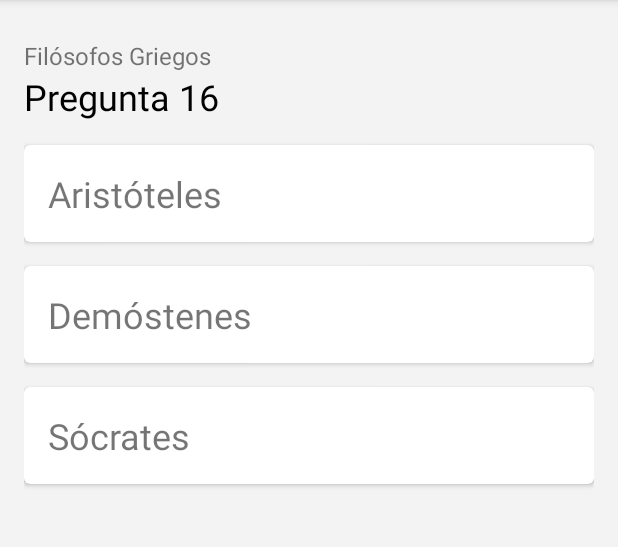
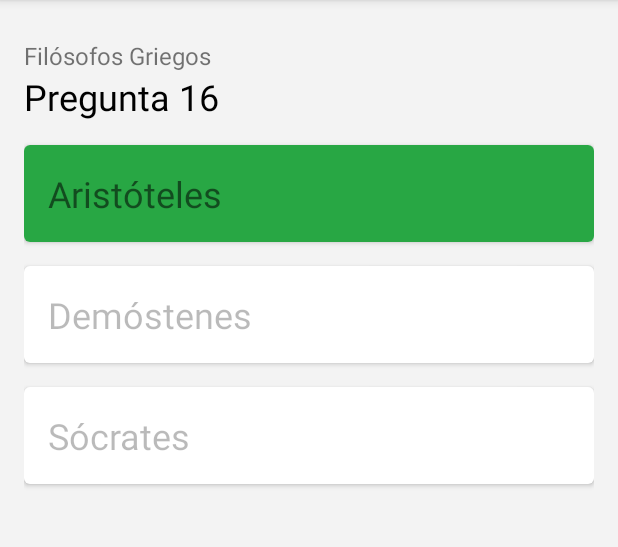
Before and after one commit to alexisromriv/ProbateApp, an Android app: the screen it shows after launch (TriviaActivity), after a tap on "Aristóteles", on a phone screen of 412 x 824 dp, the part 84-631 px from its top. Run offline under Robolectric (Android 15) with nearby library versions, the phone set to English and light mode, and no system bars.

Commit message:
TriviaActivity

```diff
--- a/app/src/main/java/app2you/probateapp/TriviaActivity.java
+++ b/app/src/main/java/app2you/probateapp/TriviaActivity.java
@@ -1,15 +1,22 @@
 package app2you.probateapp;
 
+import android.content.Intent;
+import android.graphics.Color;
 import android.os.Bundle;
+import android.os.Handler;
 import android.view.View;
 import android.widget.TextView;
 import android.widget.Toast;
 
 import androidx.appcompat.app.AppCompatActivity;
 
+import java.util.concurrent.CompletableFuture;
+import java.util.concurrent.TimeUnit;
+
 import app2you.probateapp.controladores.Autenticacion;
 import app2you.probateapp.controladores.Trivia;
 import app2you.probateapp.entidades.Pregunta;
+import app2you.probateapp.entidades.Respuesta;
 import app2you.probateapp.entidades.Tema;
 import app2you.probateapp.entidades.Usuario;
 
@@ -22,7 +29,10 @@ public class TriviaActivity extends AppCompatActivity implements View.OnClickLis
     private TextView tvRespuesta3;
 
     private Trivia trivia;
+    private Tema tema;
     private Pregunta pregunta;
+    private TextView acertTextView;
+
 
 
     @Override
@@ -42,32 +52,80 @@ public class TriviaActivity extends AppCompatActivity implements View.OnClickLis
 
         try {
             Usuario usr = new Autenticacion().login("alexis", "123");
-            Tema tema = usr.getCurso().getMaterias().get(0).getTemas().get(0);
+            tema = usr.getCurso().getMaterias().get(0).getTemas().get(0);
 
             trivia = new Trivia(tema);
-            pregunta = trivia.siguiente();
+            init();
 
-            tvTema.setText(tema.getNombre());
-            tvPregunta.setText(pregunta.getTitulo());
-            tvRespuesta1.setText(pregunta.getRespuestas().get(0).getTitulo());
-            tvRespuesta2.setText(pregunta.getRespuestas().get(1).getTitulo());
-            tvRespuesta3.setText(pregunta.getRespuestas().get(2).getTitulo());
-        }catch (Exception ex){
+        } catch (Exception ex) {
 
         }
 
     }
 
+    private void init() {
+        pregunta = trivia.siguiente();
+        tvTema.setText(tema.getNombre());
+        tvPregunta.setText(pregunta.getTitulo());
+        tvRespuesta1.setBackgroundColor(Color.parseColor("#ffffff"));
+        tvRespuesta2.setBackgroundColor(Color.parseColor("#ffffff"));
+        tvRespuesta3.setBackgroundColor(Color.parseColor("#ffffff"));
+        tvRespuesta1.setText(pregunta.getRespuestas().get(0).getTitulo());
+        tvRespuesta2.setText(pregunta.getRespuestas().get(1).getTitulo());
+        tvRespuesta3.setText(pregunta.getRespuestas().get(2).getTitulo());
+        tvRespuesta1.setAlpha(1);
+        tvRespuesta2.setAlpha(1);
+        tvRespuesta3.setAlpha(1);
+        if (pregunta.getRespuestas().get(0).isCorrecta()){
+            acertTextView = tvRespuesta1;
+        }
+        if (pregunta.getRespuestas().get(1).isCorrecta()){
+            acertTextView = tvRespuesta2;
+        }
+        if (pregunta.getRespuestas().get(2).isCorrecta()){
+            acertTextView = tvRespuesta3;
+        }
+    }
+
 
     @Override
     public void onClick(View v) {
-        switch (v.getId()){
+
+        tvRespuesta1.setAlpha(.5f);
+        tvRespuesta2.setAlpha(.5f);
+        tvRespuesta3.setAlpha(.5f);
+        v.setAlpha(1);
+
+        Respuesta respuestaSeleccionada = null;
+        switch (v.getId()) {
             case R.id.tvRespuesta1:
-                Toast.makeText(this, trivia.responder(pregunta.getRespuestas().get(0)) ? "correcta" : "incorrecta", Toast.LENGTH_SHORT).show();
+                respuestaSeleccionada = this.pregunta.getRespuestas().get(0);
+                break;
+
             case R.id.tvRespuesta2:
-                Toast.makeText(this, trivia.responder(pregunta.getRespuestas().get(1)) ? "correcta" : "incorrecta", Toast.LENGTH_SHORT).show();
+                respuestaSeleccionada = this.pregunta.getRespuestas().get(1);
+                break;
+
             case R.id.tvRespuesta3:
-                Toast.makeText(this, trivia.responder(pregunta.getRespuestas().get(2)) ? "correcta" : "incorrecta", Toast.LENGTH_SHORT).show();
+                respuestaSeleccionada = this.pregunta.getRespuestas().get(2);
+                break;
         }
+
+        acertTextView.setBackgroundColor(Color.parseColor("#28A744"));
+
+        if (trivia.responder(respuestaSeleccionada) ) {
+            Toast.makeText(this, "correcta", Toast.LENGTH_SHORT).show();
+        } else {
+            v.setBackgroundColor(Color.parseColor("#D43341"));
+            Toast.makeText(this, "incorrecta", Toast.LENGTH_SHORT).show();
+        }
+
+
+        new Handler().postDelayed(new Runnable() {
+            public void run() {
+                TriviaActivity.this.init();
+            }
+        }, 3000);
     }
+
 }
```
